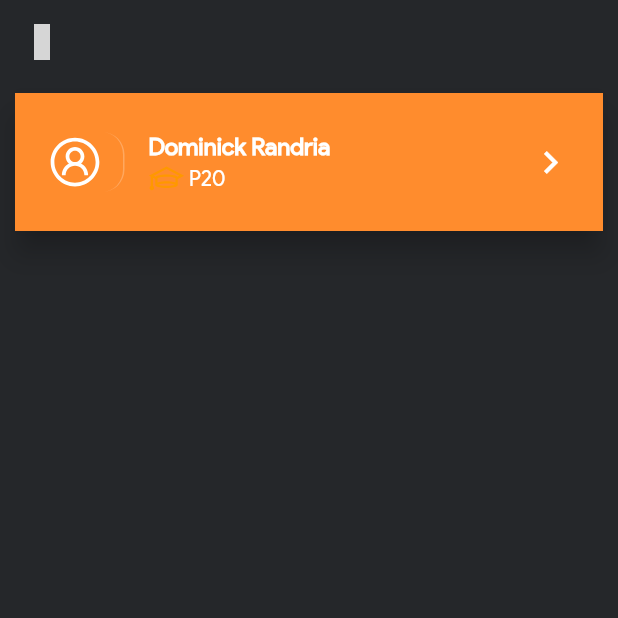
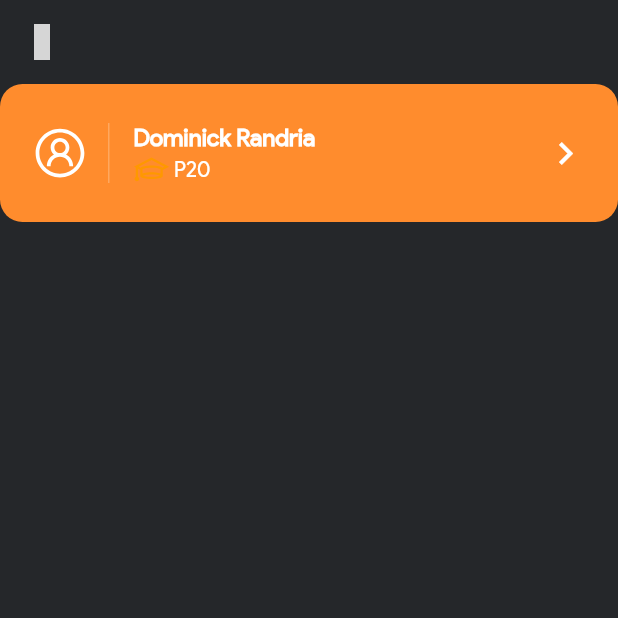
Before and after one commit to iTeam-S/GFS, a Flutter app: the screen it shows after launch, on a phone screen of 412 x 824 dp, the top half of it. Run offline on Flutter 3.47's test engine with Material 2 defaults, Android fonts, the phone set to English and light mode, and no system bars; our stand-ins replace card_swiper, fl_chart, flutter_custom_clippers, get, line_icons, syncfusion_flutter_calendar; grey boxes are pictures that could not be loaded.

Commit message:
tsy misy hilavana le conatainer aby

```diff
--- a/lib/views/membres.dart
+++ b/lib/views/membres.dart
@@ -32,19 +32,16 @@ class MembreList extends StatelessWidget {
               mainAxisAlignment: MainAxisAlignment.start,
               crossAxisAlignment: CrossAxisAlignment.start,
               children: [
-            Card(
-                elevation: 8.0,
-                margin:
-                    new EdgeInsets.symmetric(horizontal: 10.0, vertical: 6.0),
-                child: Container(
-                  decoration: BoxDecoration(color: Color(0xFFFF8C2D)),
+            Container(
+              decoration: BoxDecoration(
+                  borderRadius: BorderRadius.circular(15),
+                  color: Color(0xFFFF8C2D)),
               child: ListTile(
-                      contentPadding: EdgeInsets.symmetric(
-                          horizontal: 20.0, vertical: 10.0),
+                  contentPadding:
+                      EdgeInsets.symmetric(horizontal: 20.0, vertical: 10.0),
                   leading: Container(
                     padding: EdgeInsets.only(right: 12.0),
                     decoration: new BoxDecoration(
-                            borderRadius: BorderRadius.circular(15),
                         border: new Border(
                             right: new BorderSide(
                                 width: 1.0, color: Colors.white24))),
@@ -69,7 +66,7 @@ class MembreList extends StatelessWidget {
                   ),
                   trailing: Icon(Icons.keyboard_arrow_right,
                       color: Colors.white, size: 30.0)),
-                ))
+            )
           ])),
     );
   }
```
Lines whose indentation alone changed are shown as unchanged.
